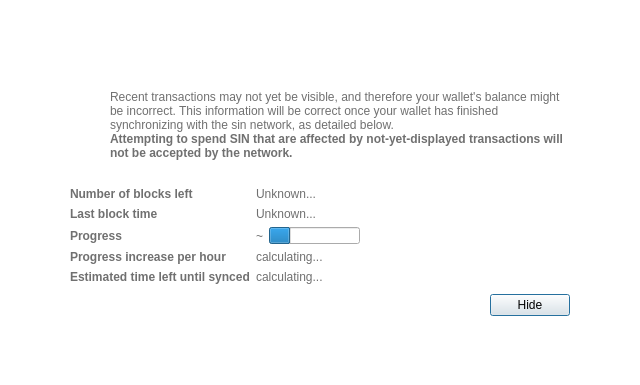
First picture: the form in src/qt/forms/modaloverlay.ui, repository hardwarewise/SIN-core, before the edit.
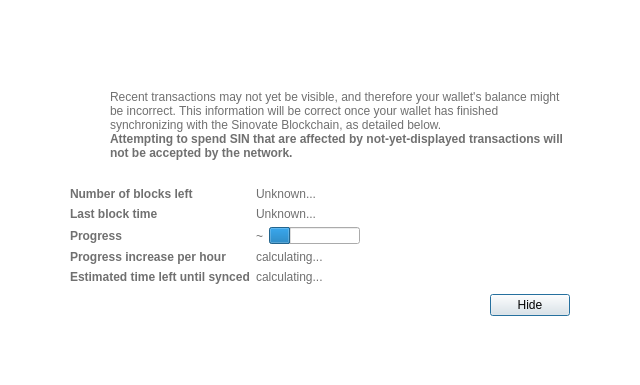
Second picture: the form after the edit. Icons and pictures are not drawn. Custom widgets are drawn as their Qt base class.

The edit to the form file:
```diff
--- a/src/qt/forms/modaloverlay.ui
+++ b/src/qt/forms/modaloverlay.ui
@@ -141,7 +141,7 @@
              <item>
               <widget class="QLabel" name="infoText">
                <property name="text">
-                <string>Recent transactions may not yet be visible, and therefore your wallet's balance might be incorrect. This information will be correct once your wallet has finished synchronizing with the sin network, as detailed below.</string>
+                <string>Recent transactions may not yet be visible, and therefore your wallet's balance might be incorrect. This information will be correct once your wallet has finished synchronizing with the Sinovate Blockchain, as detailed below.</string>
                </property>
                <property name="textFormat">
                 <enum>Qt::RichText</enum>
```
